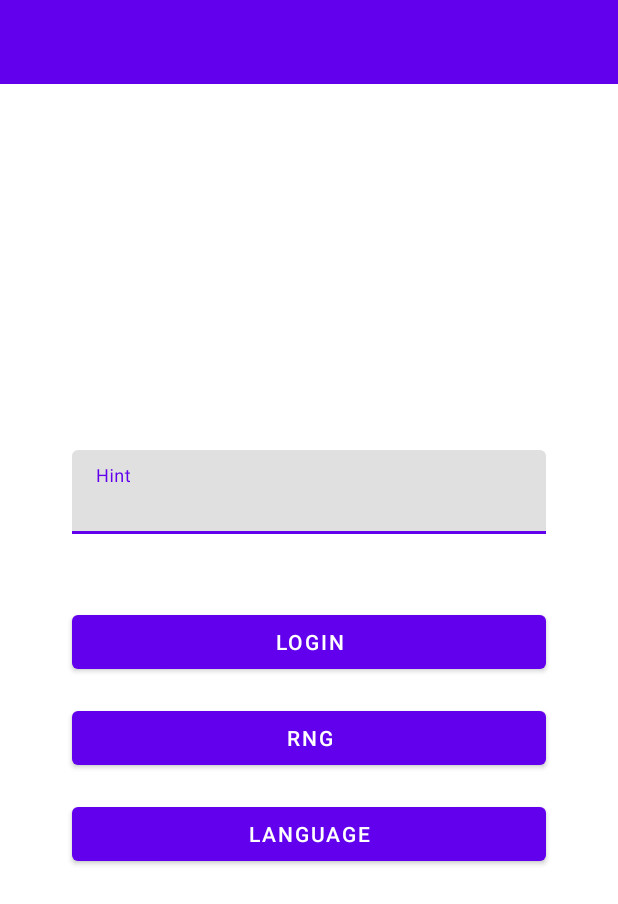
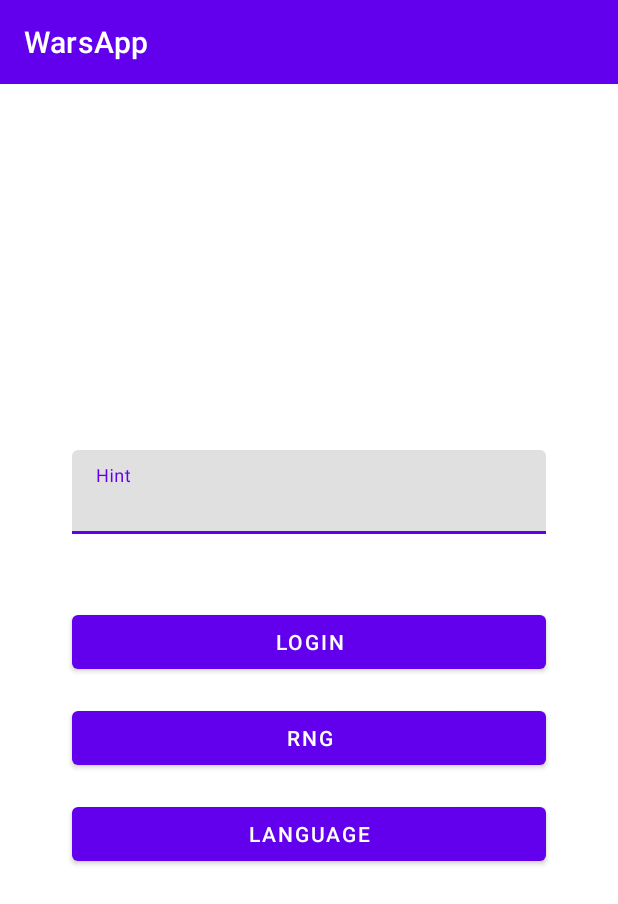
Before and after one commit to goransipic/AndroidWarsApp, an Android app: the screen it shows after launch (MainActivity), on a phone screen of 412 x 824 dp. Shown: the top 904 px of the screen. Run offline under Robolectric (Android 15) with nearby library versions, the phone set to English and light mode, and no system bars; our stand-ins replace navigation-ui.

Commit message:
added screens

```diff
--- a/app/src/main/java/hr/goodapp/warsapp/MainActivity.kt
+++ b/app/src/main/java/hr/goodapp/warsapp/MainActivity.kt
@@ -2,10 +2,20 @@ package hr.goodapp.warsapp
 
 import androidx.appcompat.app.AppCompatActivity
 import android.os.Bundle
+import androidx.appcompat.widget.Toolbar
+import androidx.navigation.Navigation.findNavController
+import androidx.navigation.findNavController
+import androidx.navigation.ui.AppBarConfiguration
+import androidx.navigation.ui.setupWithNavController
 
 class MainActivity : AppCompatActivity() {
     override fun onCreate(savedInstanceState: Bundle?) {
         super.onCreate(savedInstanceState)
         setContentView(R.layout.activity_main)
+
+        val navController = findNavController(R.id.nav_host_fragment)
+        val appBarConfiguration = AppBarConfiguration(navController.graph)
+        findViewById<Toolbar>(R.id.toolbar)
+            .setupWithNavController(navController, appBarConfiguration)
     }
 }
--- a/app/src/main/java/hr/goodapp/warsapp/ui/validation/ValidationFragment.kt
+++ b/app/src/main/java/hr/goodapp/warsapp/ui/validation/ValidationFragment.kt
@@ -19,10 +19,16 @@ class ValidationFragment : Fragment(R.layout.validation_fragment) {
     private val viewBinding by viewBinding(ValidationFragmentBinding::bind)
 
     override fun onViewCreated(view: View, savedInstanceState: Bundle?) {
-        val navController = findNavController()
-        val appBarConfiguration = AppBarConfiguration(navController.graph)
 
-        viewBinding.toolbar
-            .setupWithNavController(navController, appBarConfiguration)
+
+        viewBinding.login.setOnClickListener {
+            findNavController().navigate(R.id.action_validationFragment_to_mainFragment)
+        }
+
+        viewBinding.rng.setOnClickListener {
+            findNavController().navigate(R.id.action_validationFragment_to_RNGFragment)
+        }
+
+
     }
 }
--- /dev/null
+++ b/app/src/main/res/anim/slide_down_anim.xml
@@ -0,0 +1,5 @@
+<?xml version="1.0" encoding="utf-8"?>
+<translate xmlns:android="http://schemas.android.com/apk/res/android"
+           android:duration="@android:integer/config_longAnimTime"
+           android:fromYDelta="0%p"
+           android:toYDelta="100%p" />
--- /dev/null
+++ b/app/src/main/res/anim/slide_up_anim.xml
@@ -0,0 +1,4 @@
+<?xml version="1.0" encoding="utf-8"?>
+<translate xmlns:android="http://schemas.android.com/apk/res/android"
+           android:fromYDelta="100%p" android:toYDelta="0%p"
+           android:duration="@android:integer/config_longAnimTime"/>
--- a/app/src/main/res/layout/activity_main.xml
+++ b/app/src/main/res/layout/activity_main.xml
@@ -1,22 +1,37 @@
 <?xml version="1.0" encoding="utf-8"?>
-<androidx.constraintlayout.widget.ConstraintLayout
-    xmlns:android="http://schemas.android.com/apk/res/android"
+<androidx.constraintlayout.widget.ConstraintLayout xmlns:android="http://schemas.android.com/apk/res/android"
     xmlns:app="http://schemas.android.com/apk/res-auto"
     xmlns:tools="http://schemas.android.com/tools"
     android:layout_width="match_parent"
     android:layout_height="match_parent"
     tools:context=".MainActivity">
 
-    <androidx.fragment.app.FragmentContainerView
+    <androidx.appcompat.widget.Toolbar
+        android:id="@+id/toolbar"
+        android:layout_width="match_parent"
+        android:layout_height="wrap_content"
+        android:background="?attr/colorPrimary"
+        android:minHeight="?attr/actionBarSize"
+        android:theme="?attr/actionBarTheme"
+        app:layout_constraintEnd_toEndOf="parent"
+        app:layout_constraintHorizontal_bias="0.5"
+        app:layout_constraintStart_toStartOf="parent"
+        app:layout_constraintTop_toTopOf="parent" />
+
+
+    <fragment
         android:id="@+id/nav_host_fragment"
         android:name="androidx.navigation.fragment.NavHostFragment"
         android:layout_width="0dp"
         android:layout_height="0dp"
+        app:defaultNavHost="true"
+        app:layout_constraintBottom_toBottomOf="parent"
         app:layout_constraintLeft_toLeftOf="parent"
         app:layout_constraintRight_toRightOf="parent"
-        app:layout_constraintTop_toTopOf="parent"
-        app:layout_constraintBottom_toBottomOf="parent"
-        app:defaultNavHost="true"
-        app:navGraph="@navigation/nav_graph" />
+        app:layout_constraintTop_toBottomOf="@+id/toolbar"
+        app:navGraph="@navigation/nav_graph">
+
+
+    </fragment>
 
 </androidx.constraintlayout.widget.ConstraintLayout>
--- a/app/src/main/res/layout/validation_fragment.xml
+++ b/app/src/main/res/layout/validation_fragment.xml
@@ -6,18 +6,6 @@
     android:layout_height="match_parent"
     tools:context=".MainActivity">
 
-    <androidx.appcompat.widget.Toolbar
-        android:id="@+id/toolbar"
-        android:layout_width="0dp"
-        android:layout_height="wrap_content"
-        android:background="?attr/colorPrimary"
-        android:minHeight="?attr/actionBarSize"
-        android:theme="?attr/actionBarTheme"
-        app:layout_constraintEnd_toEndOf="parent"
-        app:layout_constraintHorizontal_bias="0.5"
-        app:layout_constraintStart_toStartOf="parent"
-        app:layout_constraintTop_toTopOf="parent" />
-
     <com.google.android.material.textfield.TextInputLayout
         android:id="@+id/textInputLayout"
         android:layout_width="0dp"
@@ -25,11 +13,11 @@
         android:layout_marginStart="32dp"
         android:layout_marginEnd="32dp"
         android:layout_marginBottom="32dp"
-        app:layout_constraintBottom_toTopOf="@+id/button2"
+        app:layout_constraintBottom_toTopOf="@+id/login"
         app:layout_constraintEnd_toStartOf="@+id/guideline2"
         app:layout_constraintHorizontal_bias="0.5"
         app:layout_constraintStart_toStartOf="@+id/guideline"
-        app:layout_constraintTop_toBottomOf="@+id/toolbar"
+        app:layout_constraintTop_toTopOf="parent"
         app:layout_constraintVertical_chainStyle="packed">
 
         <com.google.android.material.textfield.TextInputEditText
@@ -39,38 +27,38 @@
     </com.google.android.material.textfield.TextInputLayout>
 
     <Button
-        android:id="@+id/button3"
+        android:id="@+id/language"
         android:layout_width="0dp"
         android:layout_height="wrap_content"
         android:layout_marginTop="16dp"
         android:text="@string/language"
         app:layout_constraintBottom_toBottomOf="parent"
-        app:layout_constraintEnd_toEndOf="@+id/button"
+        app:layout_constraintEnd_toEndOf="@+id/rng"
         app:layout_constraintHorizontal_bias="0.5"
-        app:layout_constraintStart_toStartOf="@+id/button"
-        app:layout_constraintTop_toBottomOf="@+id/button" />
+        app:layout_constraintStart_toStartOf="@+id/rng"
+        app:layout_constraintTop_toBottomOf="@+id/rng" />
 
     <Button
-        android:id="@+id/button"
+        android:id="@+id/rng"
         android:layout_width="0dp"
         android:layout_height="wrap_content"
         android:layout_marginTop="16dp"
         android:text="@string/rng"
-        app:layout_constraintBottom_toTopOf="@+id/button3"
-        app:layout_constraintEnd_toEndOf="@+id/button2"
+        app:layout_constraintBottom_toTopOf="@+id/language"
+        app:layout_constraintEnd_toEndOf="@+id/login"
         app:layout_constraintHorizontal_bias="0.5"
-        app:layout_constraintStart_toStartOf="@+id/button2"
-        app:layout_constraintTop_toBottomOf="@+id/button2" />
+        app:layout_constraintStart_toStartOf="@+id/login"
+        app:layout_constraintTop_toBottomOf="@+id/login" />
 
     <Button
-        android:id="@+id/button2"
+        android:id="@+id/login"
         android:layout_width="0dp"
         android:layout_height="wrap_content"
         android:layout_marginStart="32dp"
         android:layout_marginTop="16dp"
         android:layout_marginEnd="32dp"
         android:text="@string/login"
-        app:layout_constraintBottom_toTopOf="@+id/button"
+        app:layout_constraintBottom_toTopOf="@+id/rng"
         app:layout_constraintEnd_toStartOf="@+id/guideline2"
         app:layout_constraintHorizontal_bias="0.5"
         app:layout_constraintStart_toStartOf="@+id/guideline"
--- a/app/src/main/res/navigation/nav_graph.xml
+++ b/app/src/main/res/navigation/nav_graph.xml
@@ -9,5 +9,35 @@
         android:id="@+id/validationFragment"
         tools:layout="@layout/validation_fragment"
         android:name="hr.goodapp.warsapp.ui.validation.ValidationFragment"
-        android:label="WarsApp" />
+        android:label="WarsApp" >
+        <action
+            android:id="@+id/action_validationFragment_to_mainFragment"
+            app:destination="@id/mainFragment"
+            app:enterAnim="@anim/nav_default_enter_anim"
+            app:exitAnim="@anim/nav_default_exit_anim"
+            app:popEnterAnim="@anim/nav_default_pop_enter_anim"
+            app:popExitAnim="@anim/nav_default_pop_exit_anim" />
+        <action
+            android:id="@+id/action_validationFragment_to_RNGFragment"
+            app:destination="@id/RNGFragment" />
+    </fragment>
+    <fragment
+        android:id="@+id/mainFragment"
+        android:name="hr.goodapp.warsapp.ui.main.MainFragment"
+        android:label="Main"
+        tools:layout="@layout/main_fragment">
+        <action
+            android:id="@+id/action_mainFragment_to_detailFragment"
+            app:destination="@id/detailFragment" />
+    </fragment>
+    <fragment
+        android:id="@+id/detailFragment"
+        android:name="hr.goodapp.warsapp.ui.detail.DetailFragment"
+        android:label="detail_fragment"
+        tools:layout="@layout/detail_fragment" />
+    <fragment
+        android:id="@+id/RNGFragment"
+        android:name="hr.goodapp.warsapp.ui.rng.RNGFragment"
+        android:label="rngfragment"
+        tools:layout="@layout/rngfragment" />
 </navigation>
```
Also changed, not shown: app/src/main/java/hr/goodapp/warsapp/ui/detail/DetailFragment.kt (added, +32 -0 lines), app/src/main/java/hr/goodapp/warsapp/ui/detail/DetailViewModel.kt (added, +7 -0 lines), app/src/main/java/hr/goodapp/warsapp/ui/main/MainFragment.kt (added, +22 -0 lines), app/src/main/java/hr/goodapp/warsapp/ui/main/MainViewModel.kt (added, +7 -0 lines), app/src/main/java/hr/goodapp/warsapp/ui/rng/RNGFragment.kt (added, +32 -0 lines), app/src/main/java/hr/goodapp/warsapp/ui/rng/RNGViewModel.kt (added, +7 -0 lines), app/src/main/res/anim/slide_in_left.xml (added, +8 -0 lines), app/src/main/res/anim/slide_in_right.xml (added, +9 -0 lines), app/src/main/res/anim/slide_out_left.xml (added, +9 -0 lines), app/src/main/res/anim/slide_out_right.xml (added, +9 -0 lines), app/src/main/res/layout/detail_fragment.xml (added, +13 -0 lines), app/src/main/res/layout/main_fragment.xml (added, +7 -0 lines), app/src/main/res/layout/rngfragment.xml (added, +44 -0 lines).
